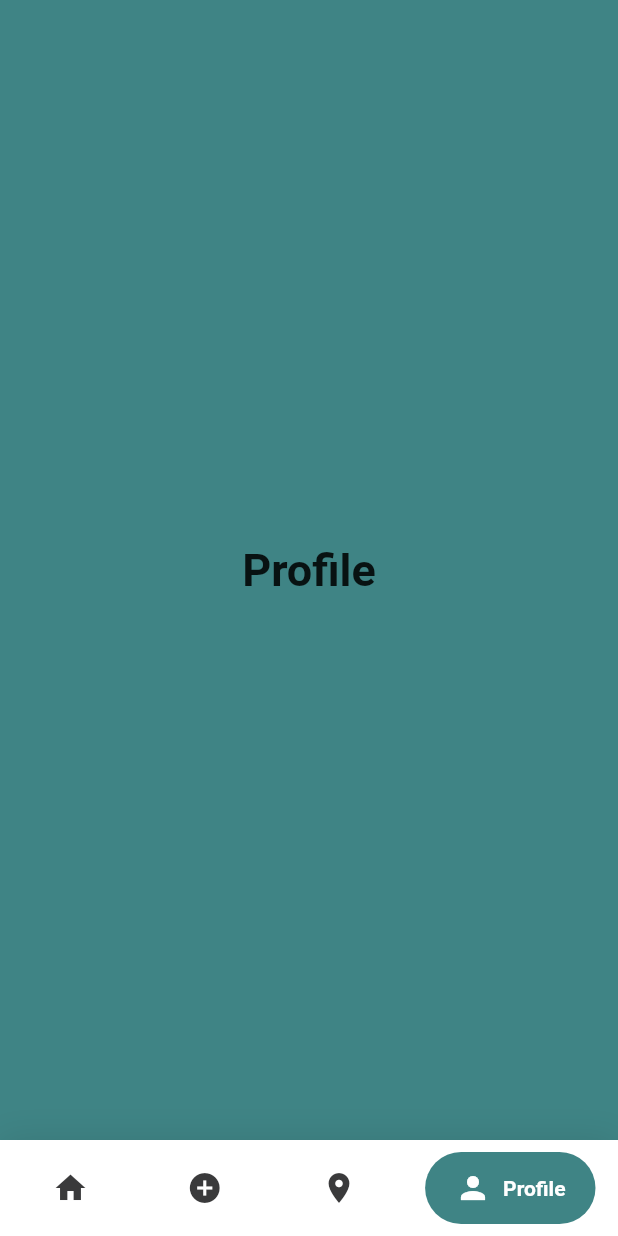
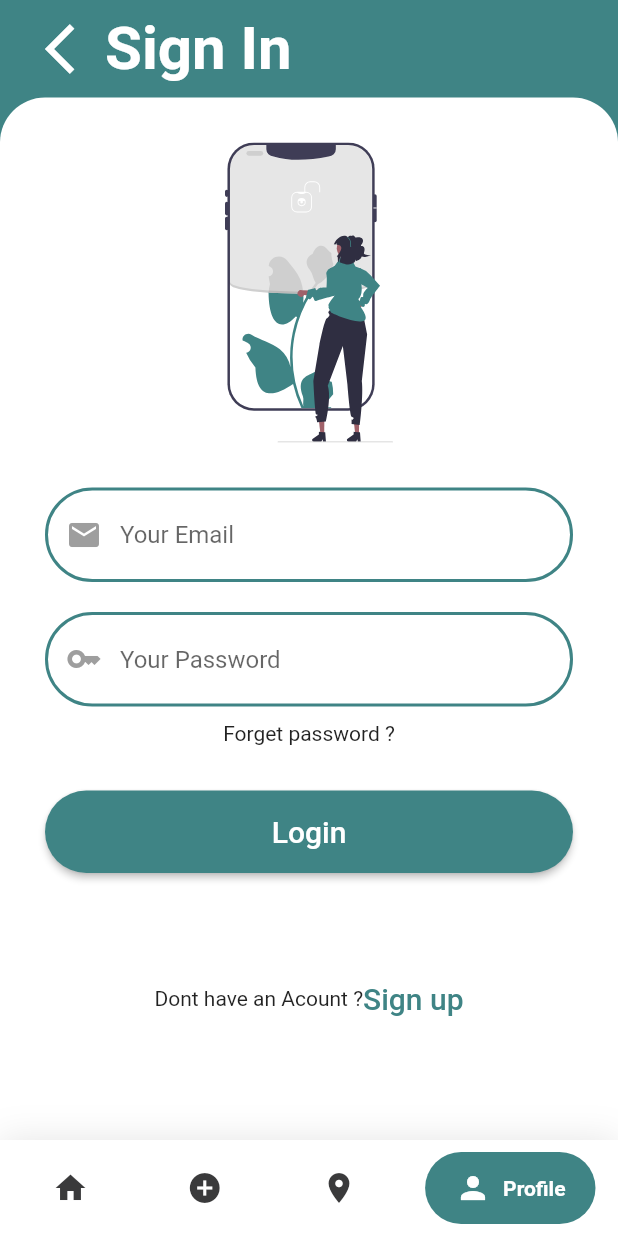
Before and after one commit to Ray0Emma/Roomie, a Flutter app: the screen it shows after launch, item 4 of the bottom bar chosen, on a phone screen of 412 x 824 dp. Run offline on Flutter 3.47's test engine with Material 2 defaults, Android fonts, the phone set to English and light mode, and no system bars; drawn by our look-alikes of google_nav_bar; our stand-ins replace animated_splash_screen, flutter_svg, get.

Commit message:
feat: add the screen login

```diff
--- /dev/null
+++ b/lib/views/login.dart
@@ -0,0 +1,228 @@
+import 'package:flutter/cupertino.dart';
+import 'package:flutter/material.dart';
+import 'package:roomie/views/resources/app_colors.dart';
+import 'package:flutter_svg/flutter_svg.dart';
+class Register extends StatefulWidget {
+  const Register({Key? key}) : super(key: key);
+
+  @override
+  State<Register> createState() => _RegisterState();
+}
+
+class _RegisterState extends State<Register> {
+  bool password=true;
+  final TextEditingController _emailController = TextEditingController();
+
+  final TextEditingController _passwordController = TextEditingController();
+  List<FocusNode> _focusNodes = [
+    FocusNode(),
+    FocusNode(),
+  ];
+  List<FocusNode> _focusNodes2 = [
+    FocusNode(),
+    FocusNode(),
+  ];
+
+  @override
+  void initState() {
+    _focusNodes.forEach((node){
+      node.addListener(() {
+        setState(() {});
+      });
+    });
+    _focusNodes2.forEach((node){
+      node.addListener(() {
+        setState(() {});
+      });
+    });
+    super.initState();
+  }
+  @override
+  Widget build(BuildContext context) {
+    return  SafeArea(
+      child: Scaffold(
+        backgroundColor: AppColors.PRIMARY_COLOR,
+              body: Container(
+                child: Column(
+                  mainAxisAlignment: MainAxisAlignment.spaceEvenly,
+                  children: [
+                    Container(
+                      padding:EdgeInsets.symmetric(vertical:9,horizontal:30) ,
+                      child:Row(children: [Icon(Icons.arrow_back_ios,size:40,color: Colors.white,),Text("Sign In",style: TextStyle(color: Colors.white,fontWeight: FontWeight.w600,fontSize:40 ),)],),),
+                    Expanded(
+
+                      child:  Container(
+                            padding:EdgeInsets.all(30) ,
+                          decoration: BoxDecoration(
+                            color: Colors.white,
+
+                            borderRadius: BorderRadius.only(topRight: Radius.circular(30),topLeft: Radius.circular(30))
+                          ),
+                            child:SingleChildScrollView(
+
+                              child: Column(
+                                mainAxisAlignment: MainAxisAlignment.spaceBetween,
+                                children: [
+                                  Container(
+                                    child:SvgPicture.asset("assets/images/login.svg",),width: 200,height: 200,),
+                                _inputField(context),
+
+                                // _forgotPassword(context),
+                                // _signup(context),
+                              ],),
+                            )
+
+                         ),
+                      ),
+
+
+                  ],
+                ),
+              ),
+      ),
+    );
+
+    }
+
+
+
+
+
+  _inputField(context){
+    return Column(
+      crossAxisAlignment: CrossAxisAlignment.stretch,
+      mainAxisAlignment: MainAxisAlignment.spaceBetween,
+      mainAxisSize:MainAxisSize.max,
+      children: [
+        SizedBox(height: 30,),
+        Container(
+          decoration: BoxDecoration(
+              border: Border.all(color: AppColors.PRIMARY_COLOR,width: 2),
+              borderRadius: BorderRadius.all(Radius.circular(50))
+
+          ),
+          child:TextField(
+
+            focusNode: _focusNodes[0],
+            // controller: emailController,
+            decoration: InputDecoration(
+                hintText: "Your Email",
+                border: OutlineInputBorder(
+                    borderRadius: BorderRadius.circular(50),
+                    borderSide: BorderSide.none),
+                prefixIcon: Icon(
+                  Icons.email,
+                  color: _focusNodes[0].hasFocus ? AppColors.PRIMARY_COLOR: Colors.grey,
+                )
+
+
+            ),
+          ),) ,
+        SizedBox(height: 20,),
+        Container(
+          decoration: BoxDecoration(
+              border: Border.all(color: AppColors.PRIMARY_COLOR,width: 2),
+              borderRadius: BorderRadius.all(Radius.circular(50))
+
+          ),
+          child: TextField(
+
+            focusNode: _focusNodes2[0],
+
+            //  controller: passwordController,
+            decoration: InputDecoration(
+
+              hintText: "Your Password",
+              border: OutlineInputBorder(
+                  borderRadius: BorderRadius.circular(50),
+                  borderSide: BorderSide.none),
+
+              prefixIcon: Icon(
+                Icons.key,
+                color: _focusNodes2[0].hasFocus ? AppColors.PRIMARY_COLOR : Colors.grey,
+              ),
+            ),
+
+            obscureText: true,
+          ),),
+        SizedBox(height: 10,),
+        Center(child: Text("Forget password ?")),
+        SizedBox(height: 30,),
+        ElevatedButton(
+          onPressed: () {
+          //  print(emailController.text);
+          //  print(passwordController.text);
+           // signin();
+          },
+          child: Text(
+            "Login",
+            style: TextStyle(fontSize: 20),
+          ),
+          style: ElevatedButton.styleFrom(
+          primary:AppColors.PRIMARY_COLOR,
+            shape: StadiumBorder(),
+            padding: EdgeInsets.symmetric(vertical: 16),
+          ),
+        ),
+        SizedBox(height: 80*0.9,),
+        Center(child: Row( mainAxisAlignment: MainAxisAlignment.center,children: [Text("Dont have an Acount ?"),Text("Sign up",style: TextStyle(color:AppColors.PRIMARY_COLOR,fontSize:20,fontWeight: FontWeight.w500),)],)),
+      ],
+    );
+  }
+
+
+  }
+
+  /*
+Widget Email(){
+  return  Container(
+    decoration: BoxDecoration(
+        border: Border.all(color: AppColors.PRIMARY_COLOR,width: 2),
+        borderRadius: BorderRadius.all(Radius.circular(50))
+
+    ),
+    child:TextField(
+      focusNode: _focusNodes[0],
+      // controller: emailController,
+      decoration: InputDecoration(
+          hintText: "Username",
+          border: OutlineInputBorder(
+              borderRadius: BorderRadius.circular(50),
+              borderSide: BorderSide.none),
+              prefixIcon: Icon(
+                Icons.alternate_email,
+                color: _focusNodes[0].hasFocus ? Colors.green : Colors.grey,
+              )
+
+
+      ),
+    ),) ;
+}
+
+Widget Password(context){
+  return Container(
+    decoration: BoxDecoration(
+        border: Border.all(color: AppColors.PRIMARY_COLOR,width: 2),
+        borderRadius: BorderRadius.all(Radius.circular(50))
+
+    ),
+    child: TextField(
+      focusNode: _focusNodes[0],
+
+      //  controller: passwordController,
+      decoration: InputDecoration(
+
+        hoverColor: Colors.red,
+        hintText: "Password",
+        border: OutlineInputBorder(
+            borderRadius: BorderRadius.circular(50),
+            borderSide: BorderSide.none),
+
+        filled: true,
+        prefixIcon: Icon(Icons.key),
+      ),
+
+      obscureText: true,
+    ),);
+}
+*/
--- a/lib/views/splach_screen.dart
+++ b/lib/views/splach_screen.dart
@@ -1,7 +1,9 @@
 // ignore_for_file: use_key_in_widget_constructors, prefer_const_constructors, depend_on_referenced_packages
 
 import 'package:animated_splash_screen/animated_splash_screen.dart';
+import 'package:flutter/cupertino.dart';
 import 'package:flutter/material.dart';
+
 import 'package:flutter_svg/flutter_svg.dart';
 import 'package:roomie/views/resources/app_colors.dart';
 import '../views/widgets/navigation.dart';
--- a/lib/views/widgets/navigation.dart
+++ b/lib/views/widgets/navigation.dart
@@ -2,6 +2,7 @@
 
 import 'package:flutter/material.dart';
 import 'package:google_nav_bar/google_nav_bar.dart';
+import 'package:roomie/views/login.dart';
 
 import '../home.dart';
 import '../resources/app_colors.dart';
@@ -27,10 +28,7 @@ class _MyNavigationBarState extends State<MyNavigationBar> {
       'Near Me',
       style: optionStyle,
     ),
-    Text(
-      'Profile',
-      style: optionStyle,
-    ),
+  Register(),
   ];
 
   @override
```
